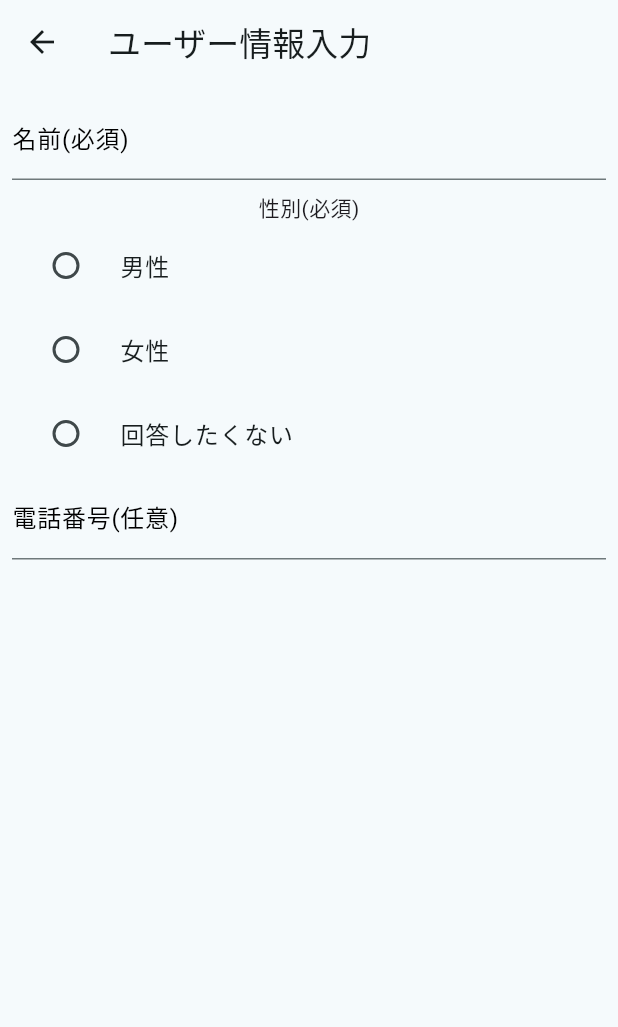
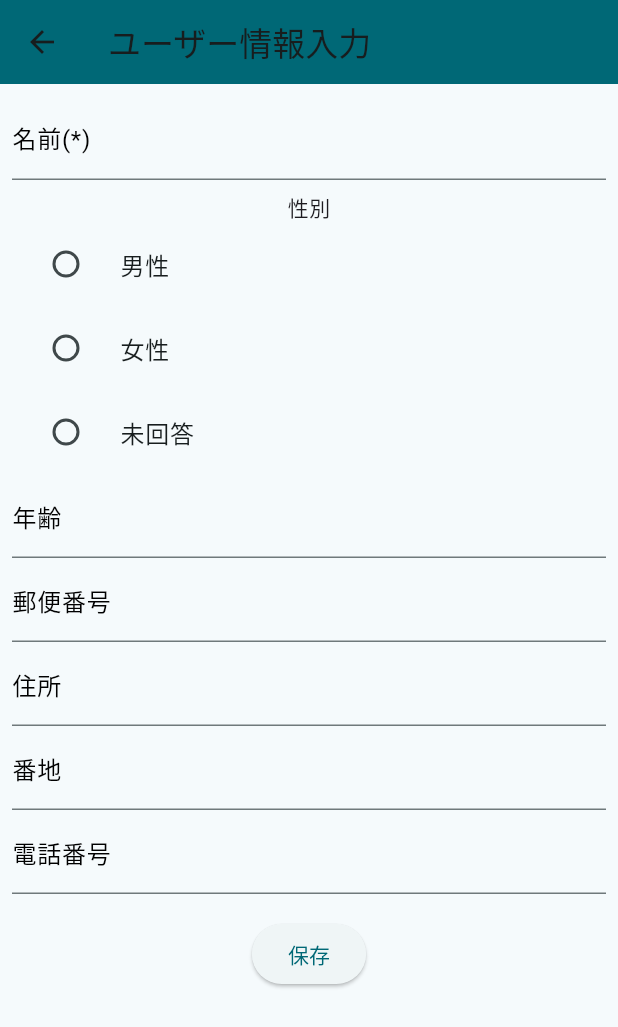
Before and after one commit to aidio-reserve/frontend, a Flutter app: the AddUserInfoScreen screen opened directly with empty values, on a phone screen of 412 x 824 dp. Shown: the top 1027 px of the screen. Run offline on Flutter 3.47's test engine with Material 3 defaults, Android fonts, the phone set to English and light mode, and no system bars; our stand-ins replace audioplayers, cloud_firestore, firebase_auth, firebase_core, flutter_chat_bubble, flutter_dotenv and 6 more; missing offline and left inert: webview_flutter_web; accounts and stored records are empty; network calls fail.

Commit message:
少し修正

```diff
--- a/lib/models/Users/user_info/address.dart
+++ b/lib/models/Users/user_info/address.dart
@@ -6,7 +6,7 @@ part 'address.g.dart';
 @freezed
 class Address with _$Address {
   const factory Address({
-    required String postalCode, //郵便番号
+    required String postalCode,
     required String address,
     required String street,
   }) = _Address;
--- a/lib/ui/screens/drawer/profile/user/add_user_info_screen.dart
+++ b/lib/ui/screens/drawer/profile/user/add_user_info_screen.dart
@@ -1,3 +1,4 @@
+import 'package:aitrip/models/Users/user_info/address.dart';
 import 'package:aitrip/models/Users/user_info/user.dart';
 import 'package:cloud_firestore/cloud_firestore.dart';
 import 'package:flutter/material.dart';
@@ -12,52 +13,58 @@ class AddUserInfoScreen extends StatefulWidget {
 
 class AddUserInfoScreenState extends State<AddUserInfoScreen> {
   final TextEditingController _nameController = TextEditingController();
-  // final TextEditingController _ageController = TextEditingController();
+  final TextEditingController _ageController = TextEditingController();
   final TextEditingController _phoneNumberController = TextEditingController();
-  // final TextEditingController _addressController = TextEditingController();
+  final TextEditingController _postalCodeController = TextEditingController();
+  final TextEditingController _addressController = TextEditingController();
+  final TextEditingController _streetController = TextEditingController();
   int _gender = 0;
 
-  // Future<void> _saveUser() async {
-  //   final userDb = FirebaseFirestore.instance;
-  //   debugPrint('userDb:$userDb');
+  Future<void> _saveUser() async {
+    final userDb = FirebaseFirestore.instance;
+    final user = User(
+      uid: widget.uid,
+      name: _nameController.text,
+      gender: _gender,
+      age: _ageController.text.isEmpty
+          ? 0
+          : int.tryParse(_ageController.text) ?? 0,
+      address: Address(
+        postalCode: _postalCodeController.text.isEmpty
+            ? ""
+            : _postalCodeController.text,
+        address: _addressController.text.isEmpty ? "" : _addressController.text,
+        street: _streetController.text.isEmpty ? "" : _streetController.text,
+      ),
+      phoneNumber: _phoneNumberController.text.isEmpty
+          ? ""
+          : _phoneNumberController.text,
+    );
+    try {
+      await userDb
+          .collection('users')
+          .doc(widget.uid)
+          .set(user.toJson(), SetOptions(merge: true))
+          .onError((e, _) => debugPrint("Error: $e"));
 
-  //   final user = User(
-  //     uid: widget.uid,
-  //     name: _nameController.text,
-  //     gender: _gender,
-  //     age: _ageController.text.isEmpty ? "" : _ageController.text,
-  //     address: _addressController.text.isEmpty ? "" : _addressController.text,
-  //     phoneNumber: _phoneNumberController.text.isEmpty
-  //         ? ""
-  //         : _phoneNumberController.text,
-  //   );
-
-  //   debugPrint('widget.uid:${widget.uid}');
-
-  //   try {
-  //     await userDb
-  //         .collection('users')
-  //         .doc(widget.uid)
-  //         .set(user.toJson(), SetOptions(merge: true))
-  //         .onError((e, _) => debugPrint("Error: $e"));
-
-  //     ScaffoldMessenger.of(context).showSnackBar(
-  //       const SnackBar(content: Text('ユーザー情報を保存しました')),
-  //     );
-  //     Navigator.of(context).pop();
-  //   } catch (e) {
-  //     ScaffoldMessenger.of(context).showSnackBar(
-  //       SnackBar(content: Text('エラーが発生しました: $e')),
-  //     );
-  //     debugPrint('error:$e');
-  //   }
-  // }
+      ScaffoldMessenger.of(context).showSnackBar(
+        const SnackBar(content: Text('ユーザー情報を保存しました')),
+      );
+      Navigator.of(context).pop();
+    } catch (e) {
+      ScaffoldMessenger.of(context).showSnackBar(
+        SnackBar(content: Text('エラーが発生しました: $e')),
+      );
+      debugPrint('error:$e');
+    }
+  }
 
   @override
   Widget build(BuildContext context) {
     return Scaffold(
       appBar: AppBar(
         title: const Text('ユーザー情報入力'),
+        backgroundColor: Theme.of(context).colorScheme.primary,
       ),
       body: Padding(
         padding: const EdgeInsets.all(8.0),
@@ -67,11 +74,11 @@ class AddUserInfoScreenState extends State<AddUserInfoScreen> {
               TextField(
                 controller: _nameController,
                 decoration: const InputDecoration(
-                  labelText: '名前(必須)',
+                  labelText: '名前(*)',
                 ),
               ),
               const SizedBox(height: 8.0),
-              const Text('性別(必須)'),
+              const Text('性別'),
               RadioListTile<int>(
                 title: const Text('男性'),
                 value: 1,
@@ -93,7 +100,7 @@ class AddUserInfoScreenState extends State<AddUserInfoScreen> {
                 },
               ),
               RadioListTile<int>(
-                title: const Text('回答したくない'),
+                title: const Text('未回答'),
                 value: 3,
                 groupValue: _gender,
                 onChanged: (value) {
@@ -102,32 +109,43 @@ class AddUserInfoScreenState extends State<AddUserInfoScreen> {
                   });
                 },
               ),
-              // TextField(
-              //   controller: _ageController,
-              //   decoration: const InputDecoration(
-              //     labelText: '年齢(任意)',
-              //   ),
-              //   keyboardType: TextInputType.number,
-              // ),
-              // TextField(
-              //   controller: _addressController,
-              //   decoration: const InputDecoration(
-              //     labelText: '住所(任意)',
-              //   ),
-              // ),
+              TextField(
+                controller: _ageController,
+                decoration: const InputDecoration(
+                  labelText: '年齢',
+                ),
+                keyboardType: TextInputType.number,
+              ),
+              TextField(
+                controller: _postalCodeController,
+                decoration: const InputDecoration(
+                  labelText: '郵便番号',
+                ),
+              ),
+              TextField(
+                controller: _addressController,
+                decoration: const InputDecoration(
+                  labelText: '住所',
+                ),
+              ),
+              TextField(
+                controller: _streetController,
+                decoration: const InputDecoration(
+                  labelText: '番地',
+                ),
+              ),
               TextField(
                 controller: _phoneNumberController,
                 decoration: const InputDecoration(
-                  labelText: '電話番号(任意)',
+                  labelText: '電話番号',
                 ),
                 keyboardType: TextInputType.phone,
               ),
               const SizedBox(height: 16.0),
-              // ElevatedButton(
-              //   onPressed:
-              //    _saveUser,
-              //   child: const Text('保存'),
-              // ),
+              ElevatedButton(
+                onPressed: _saveUser,
+                child: const Text('保存'),
+              ),
             ],
           ),
         ),
```
